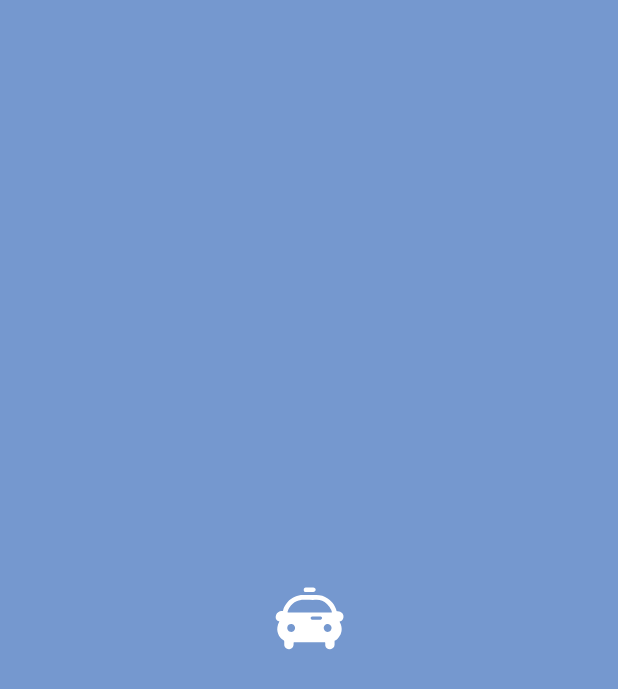
After one commit to Starcandy320/Gachigachi, an Android app: the SplashActivity screen opened directly, with no data from a screen before it, on a phone screen of 412 x 824 dp. The commit adds this screen. Shown: the top 689 px of the screen. Run offline under Robolectric (Android 15) with nearby library versions, the phone set to English and light mode, and no system bars; 1 statement that could not run was skipped.

Commit message:
스플래시 화면을 통해 앱실행시 로딩화면 1초 보여주고 메인액티비티로 이동

```diff
--- /dev/null
+++ b/app/src/main/java/com/yc/ac/gachigachi/SplashActivity.java
@@ -0,0 +1,23 @@
+package com.yc.ac.gachigachi;
+
+import android.content.Intent;
+import android.os.Bundle;
+import android.os.Handler;
+import androidx.appcompat.app.AppCompatActivity;
+
+public class SplashActivity extends AppCompatActivity {
+
+    private static final long SPLASH_DISPLAY_LENGTH = 1000; // 1초
+
+    @Override
+    protected void onCreate(Bundle savedInstanceState) {
+        super.onCreate(savedInstanceState);
+        setContentView(R.layout.activity_splash);
+
+        new Handler().postDelayed(() -> {
+            Intent mainIntent = new Intent(SplashActivity.this, MainActivity.class);
+            startActivity(mainIntent);
+            finish();
+        }, SPLASH_DISPLAY_LENGTH);
+    }
+}
--- a/app/src/main/res/drawable/ic_launcher_foreground.xml
+++ b/app/src/main/res/drawable/ic_launcher_foreground.xml
@@ -9,7 +9,7 @@
       android:translateY="38.872055">
     <path
         android:pathData="m160.8,364.5c-0,-0 -0.1,-0 -0.1,-0c0,0 0.1,0 0.1,0z"
-        android:fillColor="#aad4ff"/>
+        android:fillColor="#7598cf"/>
     <path
         android:pathData="m271.5,489.7c-0.2,-0.9 -0.3,-1.9 -0.4,-3.3c-1.1,-15.3 3.8,-27.4 16.3,-36.2c7.8,-5.5 16.4,-8 25.8,-7.2c3.5,0.3 5.2,-0.9 5.9,-4.3c4.4,-21.3 16,-38.7 29.8,-55c13,-15.4 29.4,-26.3 47.6,-34c18.3,-7.8 37.6,-11.9 58.2,-10.9c13.8,-0 27.2,0 41,-0c13.9,-0 27.4,0.2 40.8,0.1c27,-0 51.7,7.3 73.7,22.9c7.4,5.2 15.1,10.2 21.5,17.3c13.6,13.7 24.3,28.9 31.2,46.7c1.8,4.8 3.8,9.6 4.7,14.7c0.3,1.8 0.6,4 3.7,3.6c13.8,-1.6 25,3.8 34.6,13.8c5.2,7.7 8.3,15.8 7.2,25c-1.5,12.8 -7.4,22.1 -20.1,26.4c-6.2,2.1 -6.2,2.2 -2.8,7.9c5,8.4 7.9,17.5 9.8,27.4c2.4,14.5 1.9,28.4 -2.8,42c-0.6,1.9 -1.4,3.7 -2.1,6c-0.7,2.2 -1.3,3.2 -2,5c-2.9,4 -12.6,19.9 -19.8,27.2c-8,6.4 -11.6,8.7 -15.4,10.8c-2.2,1.2 -2.7,3 -2.7,5.4c0.1,7 -0.3,14 -0.1,21c0.3,14.8 -13.4,28.4 -28.4,30.1c-14.4,1.7 -29.3,-7.2 -32.1,-22.7c-0.2,-6 -0.5,-11.6 -0.3,-17.3c0.1,-3.5 -0.7,-5 -4.6,-5c-26.5,0.2 -53.1,0.1 -80.1,0.2c-7.6,0 -9.6,-0 -12.1,-0c-9.8,-0 -19.1,-0.2 -28.4,-0.2c-25.3,-0 -50.7,0.1 -76,-0.1c-4.2,-0 -5.6,1.2 -5.3,5.3c0.3,4.6 0.1,9.3 -0.6,13.9c-2.1,14.2 -12.8,24 -27.2,25.5c-18.4,1.9 -34.1,-13 -33.2,-30.4c0.3,-6.2 -0.1,-12.3 0.1,-18.5c0.1,-3.9 -1.3,-6.6 -4.6,-8.7c-4.6,-2.9 -8.9,-6.4 -13.7,-9.8c-13.5,-13.4 -22.4,-29 -25.9,-47.4c-1.8,-9.4 -2.2,-18.8 -0.6,-28.8c1.9,-12.9 6,-24.5 12.3,-35.3c1.1,-1.9 0.3,-2.5 -1.5,-3l-7.1,-2.5l-7,-4.9l-4.8,-6.4l-2.5,-6.4l-0,0z"
         android:fillColor="#ffffff"/>
@@ -18,15 +18,15 @@
         android:fillColor="#ffffff"/>
     <path
         android:pathData="m352.1,452.2c-3.2,0 -4.4,-0.4 -3.5,-4.2c5.3,-21.5 16.6,-39.1 33.4,-53.2c15.6,-13.1 33.6,-21.2 53.9,-24.2c7.8,-1.2 15.6,-0.6 23.4,-0.6c26,-0.1 52,0.4 77.9,-0c26.2,-0.4 48.2,9.4 67.8,26.5c14.3,15.4 15.5,13.8 27.8,38.5c1.8,5.2 3.8,10.2 5,13.8c0.6,2.5 -0.3,2.3 -1.9,3l-283.8,0.3l-0,-0z"
-        android:fillColor="#aad4ff"/>
+        android:fillColor="#7598cf"/>
     <path
         android:pathData="m585.4,560.4c-4.6,-14.3 4.3,-29.4 19,-33c13.7,-3.3 28.4,6.6 30.8,20.8c2.2,13 -6.7,27.6 -18.5,30.5c-13.1,3.2 -27,-4.8 -31.2,-18.4z"
-        android:fillColor="#aad4ff"/>
+        android:fillColor="#7598cf"/>
     <path
         android:pathData="m379.9,528.8c11.1,2.6 21.1,17.7 16.7,31.2c-4.6,14 -17.2,21.7 -31.5,18.3c-12.5,-3 -20.9,-16.5 -18.4,-29.6c2.8,-15.2 16.8,-23.7 33.2,-19.8z"
-        android:fillColor="#aad4ff"/>
+        android:fillColor="#7598cf"/>
     <path
         android:pathData="m500.8,494.1c-4.2,-6 0.5,-14.9 8.4,-15c18.3,-0.2 36.6,-1.8 54.9,-0.2c5.3,0.5 9.6,5.1 9.5,9.8c-0.1,4.7 -5,10.4 -9.8,10.4c-18.3,0.2 -36.7,0.2 -55,0.1c-3.4,-0 -5.8,-2.2 -8.1,-5.1z"
-        android:fillColor="#aad4ff"/>
+        android:fillColor="#7598cf"/>
   </group>
 </vector>
--- /dev/null
+++ b/app/src/main/res/layout/activity_splash.xml
@@ -0,0 +1,16 @@
+<?xml version="1.0" encoding="utf-8"?>
+<RelativeLayout
+    xmlns:android="http://schemas.android.com/apk/res/android"
+    android:layout_width="match_parent"
+    android:layout_height="match_parent"
+    android:background="@color/seed">
+
+    <ImageView
+        android:layout_width="wrap_content"
+        android:layout_height="wrap_content"
+        android:layout_centerInParent="true"
+        android:src="@drawable/ic_launcher_foreground"
+        android:contentDescription="@null" />
+
+
+</RelativeLayout>
--- a/app/src/main/res/values/ic_launcher_background.xml
+++ b/app/src/main/res/values/ic_launcher_background.xml
@@ -1,4 +1,4 @@
 <?xml version="1.0" encoding="utf-8"?>
 <resources>
-    <color name="ic_launcher_background">#aad4ff</color>
+    <color name="ic_launcher_background">#7598cf</color>
 </resources>
```
Also changed, not shown: app/src/main/AndroidManifest.xml (+7 -0 lines).
